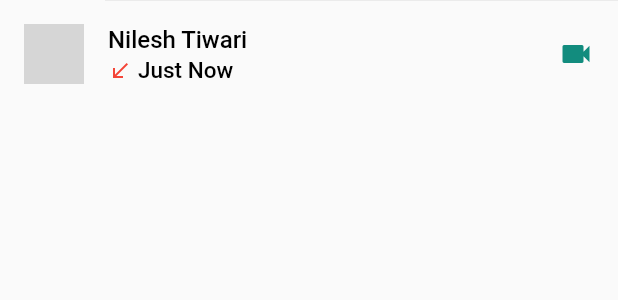
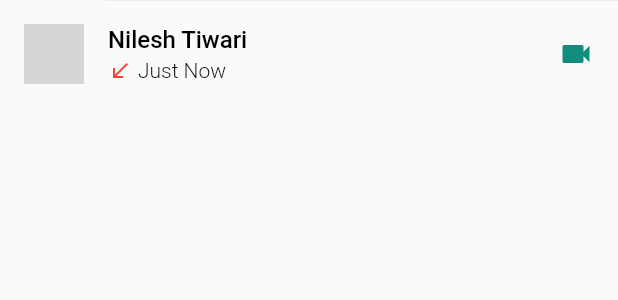
Before and after one commit to gssinghgautam/whatsapp_clone_flutter, a Flutter app: the CallsItemWidget widget shown alone on an empty page, opened directly with empty values, on a phone screen of 412 x 824 dp. Shown: the top 300 px of the screen. Run offline on Flutter 3.47's test engine with Material 2 defaults, Android fonts, the phone set to English and light mode, and no system bars; our stand-ins replace camera; network calls fail; grey boxes are pictures that could not be loaded.

Commit message:
android screenshot added

```diff
--- a/lib/widget/call_item.dart
+++ b/lib/widget/call_item.dart
@@ -44,8 +44,8 @@ class CallsItemWidget extends StatelessWidget {
                   child: Text(dummyCallData[index].callTime,
                       style: TextStyle(
                           color: Colors.black,
-                          fontWeight: FontWeight.w500,
-                          fontSize: 15.0)),
+                          fontWeight: FontWeight.w300,
+                          fontSize: 14.0)),
                 )
               ],
             ),
--- a/lib/widget/chat_item.dart
+++ b/lib/widget/chat_item.dart
@@ -48,7 +48,7 @@ class ChatItemWidget extends StatelessWidget {
                 style: TextStyle(
                     color: Colors.black,
                     fontWeight: FontWeight.w300,
-                    fontSize: 15.0),
+                    fontSize: 14.0),
               ),
             ),
           )
--- a/lib/widget/status_item.dart
+++ b/lib/widget/status_item.dart
@@ -35,7 +35,7 @@ class StatusItemWidget extends StatelessWidget {
             style: TextStyle(
                 color: Colors.black,
                 fontWeight: FontWeight.w300,
-                fontSize: 15.0),
+                fontSize: 14.0),
           ),
         )
       ],
```
Also changed, not shown: 11 other files.
